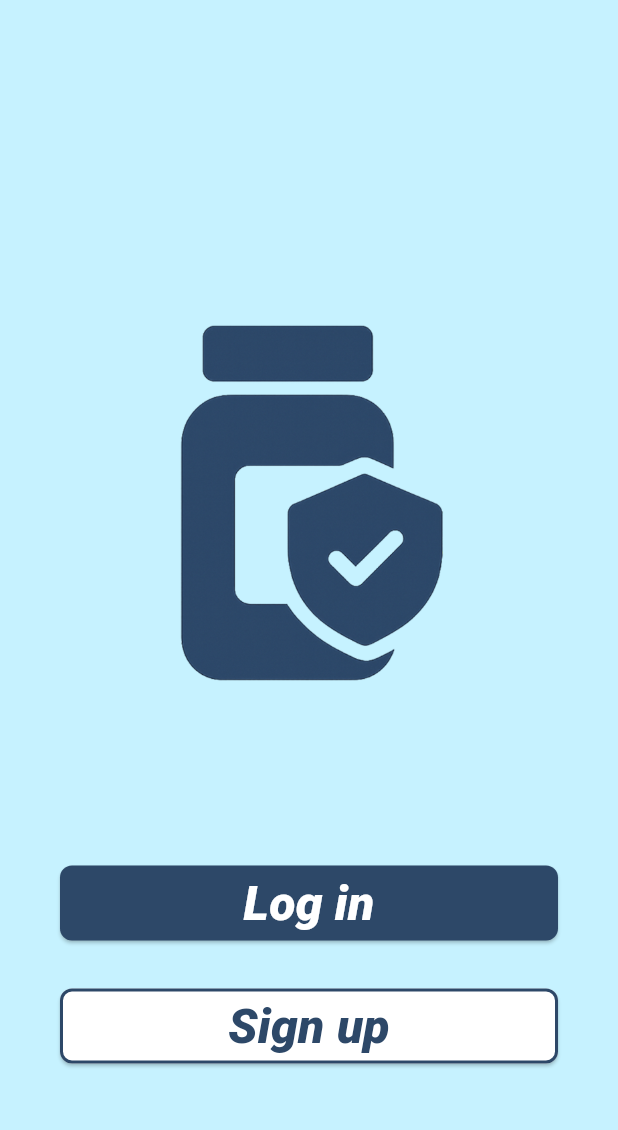
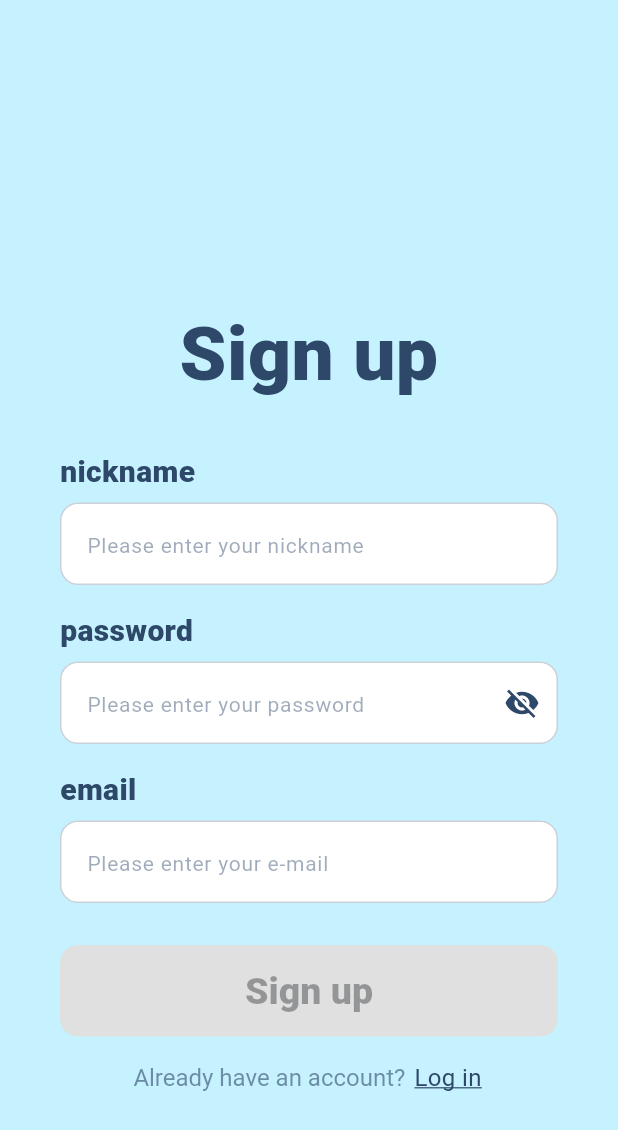
Before and after one commit to newrhyme/MediKeep_FE, a Flutter app: the screen it shows after launch, after a tap on "Sign up", on a phone screen of 412 x 824 dp. Shown: the top 1130 px of the screen. Run offline on Flutter 3.47's test engine with Material 3 defaults, Android fonts, the phone set to English and light mode, and no system bars; our stand-ins replace google_fonts.

Commit message:
feat : signup_page 완성

```diff
--- /dev/null
+++ b/lib/screens/signup_page.dart
@@ -0,0 +1,228 @@
+import 'package:flutter/material.dart';
+import 'package:google_fonts/google_fonts.dart';
+
+class SignUpPage extends StatefulWidget {
+  const SignUpPage({super.key});
+
+  @override
+  State<SignUpPage> createState() => _SignUpPageState();
+}
+
+class _SignUpPageState extends State<SignUpPage> {
+  // Theme
+  static const Color bg = Color(0xFFC6F2FF);
+  static const Color navy = Color(0xFF2D4868);
+  static const double radius = 12;
+
+  // Controllers
+  final _nicknameCtrl = TextEditingController();
+  final _pwCtrl = TextEditingController();
+  final _emailCtrl = TextEditingController();
+
+  bool _obscure = true;
+  String? _emailError; // null이면 정상
+
+  // 이메일 간단 검증
+  bool _isValidEmail(String v) {
+    final s = v.trim();
+    if (s.isEmpty) return false;
+    // 심플 검증 (피그마 수준): @ 와 . 포함
+    return RegExp(r'^[^@]+@[^@]+\.[^@]+$').hasMatch(s);
+  }
+
+  bool get _canSubmit =>
+      _nicknameCtrl.text.trim().isNotEmpty &&
+      _pwCtrl.text.trim().isNotEmpty &&
+      _isValidEmail(_emailCtrl.text);
+
+  @override
+  void initState() {
+    super.initState();
+    _nicknameCtrl.addListener(_onChanged);
+    _pwCtrl.addListener(_onChanged);
+    _emailCtrl.addListener(() {
+      setState(() {
+        _emailError = _emailCtrl.text.isEmpty
+            ? null
+            : (_isValidEmail(_emailCtrl.text) ? null : 'Invalid email address');
+      });
+    });
+  }
+
+  void _onChanged() => setState(() {});
+
+  @override
+  void dispose() {
+    _nicknameCtrl.dispose();
+    _pwCtrl.dispose();
+    _emailCtrl.dispose();
+    super.dispose();
+  }
+
+  InputDecoration _fieldDeco(String hint, {String? error}) {
+    final baseBorder = OutlineInputBorder(
+      borderRadius: BorderRadius.circular(radius),
+      borderSide: BorderSide(color: navy.withOpacity(.25), width: 1),
+    );
+    final focusedBorder = OutlineInputBorder(
+      borderRadius: BorderRadius.circular(radius),
+      borderSide: const BorderSide(color: navy, width: 1.6),
+    );
+    final errorBorder = OutlineInputBorder(
+      borderRadius: BorderRadius.circular(radius),
+      borderSide: const BorderSide(color: Colors.red, width: 1.6),
+    );
+    return InputDecoration(
+      hintText: hint,
+      hintStyle:
+          GoogleFonts.carterOne(fontSize: 14, color: navy.withOpacity(.45)),
+      contentPadding: const EdgeInsets.symmetric(horizontal: 14, vertical: 14),
+      filled: true,
+      fillColor: Colors.white,
+      enabledBorder: baseBorder,
+      focusedBorder: error == null ? focusedBorder : errorBorder,
+      errorBorder: errorBorder,
+      focusedErrorBorder: errorBorder,
+      errorText: error,
+      errorStyle:
+          GoogleFonts.carterOne(fontSize: 12, color: Colors.red.shade700),
+    );
+  }
+
+  @override
+  Widget build(BuildContext context) {
+    return Scaffold(
+      backgroundColor: bg,
+      body: SafeArea(
+        child: ListView(
+          padding: const EdgeInsets.fromLTRB(40, 200, 40, 24),
+          children: [
+            // Title
+            Text(
+              'Sign up',
+              textAlign: TextAlign.center,
+              style: GoogleFonts.carterOne(
+                fontSize: 50,
+                color: navy,
+                fontWeight: FontWeight.w900,
+              ),
+            ),
+            const SizedBox(height: 28),
+
+            // nickname
+            Text('nickname',
+                style: GoogleFonts.carterOne(
+                    fontSize: 20, color: navy, fontWeight: FontWeight.w800)),
+            const SizedBox(height: 6),
+            TextField(
+              controller: _nicknameCtrl,
+              textInputAction: TextInputAction.next,
+              style: GoogleFonts.carterOne(fontSize: 18, color: navy),
+              decoration: _fieldDeco('Please enter your nickname'),
+            ),
+            const SizedBox(height: 16),
+
+            // password
+            Text('password',
+                style: GoogleFonts.carterOne(
+                    fontSize: 20, color: navy, fontWeight: FontWeight.w800)),
+            const SizedBox(height: 6),
+            TextField(
+              controller: _pwCtrl,
+              obscureText: _obscure,
+              textInputAction: TextInputAction.next,
+              style: GoogleFonts.carterOne(fontSize: 18, color: navy),
+              decoration: _fieldDeco('Please enter your password').copyWith(
+                suffixIcon: IconButton(
+                  onPressed: () => setState(() => _obscure = !_obscure),
+                  icon: Icon(
+                    _obscure ? Icons.visibility_off : Icons.visibility,
+                    color: navy,
+                  ),
+                ),
+              ),
+            ),
+            const SizedBox(height: 16),
+
+            // email
+            Text('email',
+                style: GoogleFonts.carterOne(
+                    fontSize: 20, color: navy, fontWeight: FontWeight.w800)),
+            const SizedBox(height: 6),
+            TextField(
+              controller: _emailCtrl,
+              keyboardType: TextInputType.emailAddress,
+              style: GoogleFonts.carterOne(fontSize: 18, color: navy),
+              decoration:
+                  _fieldDeco('Please enter your e-mail', error: _emailError),
+            ),
+            const SizedBox(height: 28),
+
+            // Sign up button
+            SizedBox(
+              width: double.infinity,
+              child: ElevatedButton(
+                onPressed: _canSubmit ? _onSubmit : null,
+                style: ElevatedButton.styleFrom(
+                  backgroundColor: navy,
+                  disabledBackgroundColor: Colors.grey.shade300,
+                  foregroundColor: Colors.white,
+                  padding: const EdgeInsets.symmetric(vertical: 16),
+                  shape: RoundedRectangleBorder(
+                    borderRadius: BorderRadius.circular(radius),
+                  ),
+                  elevation: 1.5,
+                  textStyle: GoogleFonts.carterOne(
+                      fontSize: 25, fontWeight: FontWeight.w900),
+                ),
+                child: const Text('Sign up'),
+              ),
+            ),
+            const SizedBox(height: 16),
+
+            // bottom link
+            Center(
+              child: RichText(
+                text: TextSpan(
+                  style: GoogleFonts.carterOne(
+                      fontSize: 16, color: navy.withOpacity(.6)),
+                  children: [
+                    const TextSpan(text: 'Already have an account? '),
+                    WidgetSpan(
+                      alignment: PlaceholderAlignment.middle,
+                      child: InkWell(
+                        onTap: () => Navigator.of(context).pop(), // 로그인으로
+                        child: Padding(
+                          padding: const EdgeInsets.symmetric(horizontal: 2.0),
+                          child: Text('Log in',
+                              style: GoogleFonts.carterOne(
+                                fontSize: 16,
+                                color: navy,
+                                decoration: TextDecoration.underline,
+                                decorationColor: navy,
+                              )),
+                        ),
+                      ),
+                    ),
+                  ],
+                ),
+              ),
+            ),
+          ],
+        ),
+      ),
+    );
+  }
+
+  void _onSubmit() {
+    // TODO: 실제 회원가입 로직
+    ScaffoldMessenger.of(context).showSnackBar(
+      SnackBar(
+        content: Text(
+          'Sign up: ${_nicknameCtrl.text} / ${_emailCtrl.text}',
+          style: GoogleFonts.carterOne(),
+        ),
+      ),
+    );
+  }
+}
--- a/lib/screens/start_page.dart
+++ b/lib/screens/start_page.dart
@@ -1,5 +1,6 @@
 import 'package:flutter/material.dart';
 import 'package:medikeep/screens/login_page.dart';
+import 'package:medikeep/screens/signup_page.dart';
 
 class StartPage extends StatelessWidget {
   const StartPage({super.key});
@@ -69,6 +70,9 @@ class StartPage extends StatelessWidget {
                   ),
                   onPressed: () {
                     // TODO: 회원가입 페이지 이동
+                    Navigator.of(context).push(
+                      MaterialPageRoute(builder: (_) => const SignUpPage()),
+                    );
                   },
                   child: const Text(
                     "Sign up",
```
